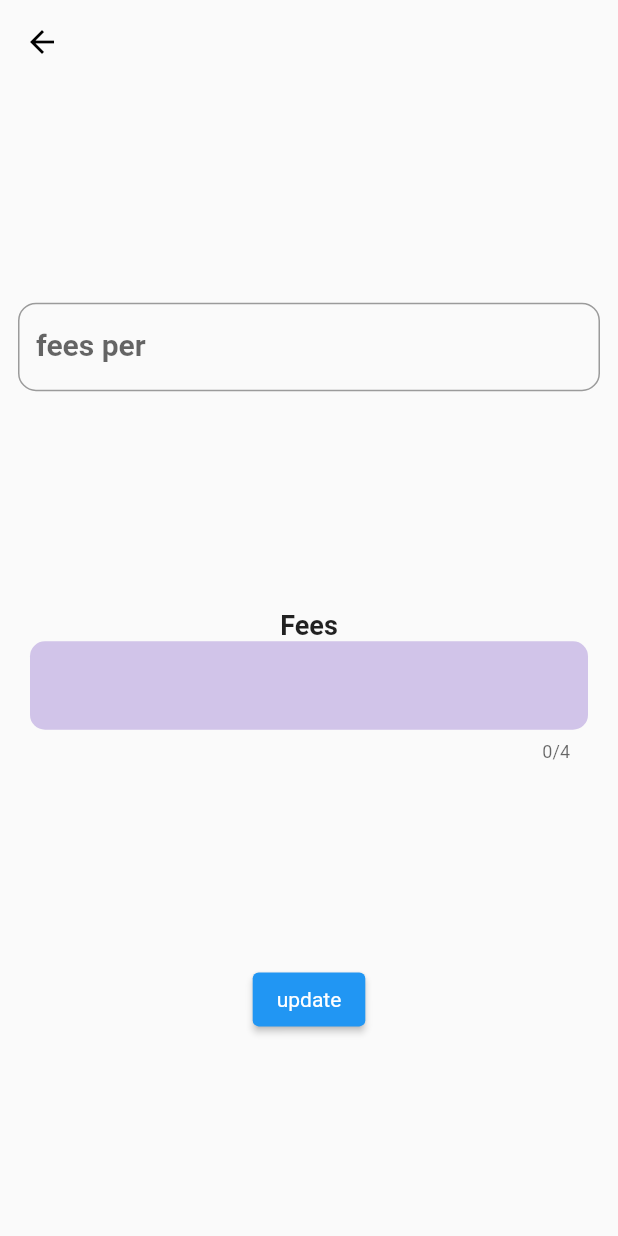
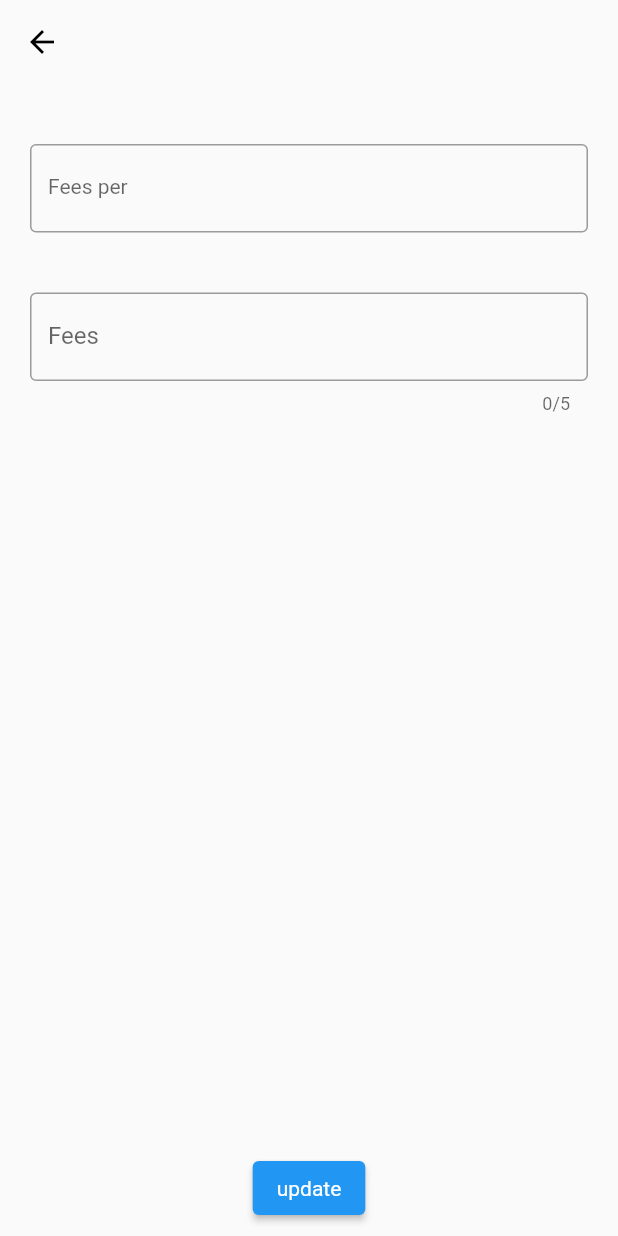
Before and after one commit to withewolf-dev/freelance-nahor, a Flutter app: the ChangeFeesPage screen opened by its route, on a phone screen of 412 x 824 dp. Run offline on Flutter 3.47's test engine with Material 2 defaults, Android fonts, the phone set to English and light mode, and no system bars; drawn by our look-alikes of flutter_typeahead; our stand-ins replace auto_route, bloc, carousel_slider, cloud_firestore, firebase_auth, firebase_core and 4 more; accounts and stored records are empty.

Commit message:
updatedocs bloc

```diff
--- /dev/null
+++ b/lib/bloc/update_bloc/updatedoc_event.dart
@@ -0,0 +1,4 @@
+part of 'updatedoc_bloc.dart';
+
+@immutable
+abstract class UpdatedocEvent {}
--- /dev/null
+++ b/lib/bloc/update_bloc/updatedoc_state.dart
@@ -0,0 +1,6 @@
+part of 'updatedoc_bloc.dart';
+
+@immutable
+abstract class UpdatedocState {}
+
+class UpdatedocInitial extends UpdatedocState {}
--- a/lib/main.dart
+++ b/lib/main.dart
@@ -9,6 +9,7 @@ import 'package:kilo/bloc/google_signIn/google_signin_bloc.dart';
 import 'package:kilo/bloc/logout_bloc/logout_bloc.dart';
 import 'package:kilo/bloc/phoneVerify/phoneverify_bloc.dart';
 import 'package:kilo/bloc/searchbloc/searchbloc_bloc.dart';
+import 'package:kilo/bloc/update_bloc/updatedoc_bloc.dart';
 
 Future<void> main() async {
   WidgetsFlutterBinding.ensureInitialized();
@@ -31,7 +32,9 @@ Future<void> main() async {
         create: (BuildContext context) => CategoryBloc(),
       ),
       BlocProvider<LogoutBloc>(create: (BuildContext context) => LogoutBloc()),
-      BlocProvider<SearchBloc>(create: (BuildContext context) => SearchBloc())
+      BlocProvider<SearchBloc>(create: (BuildContext context) => SearchBloc()),
+      BlocProvider<UpdatedocBloc>(
+          create: (BuildContext context) => UpdatedocBloc()),
     ],
     child: App(),
   )); // Initialize FlutterFire:
--- a/lib/pages/feedpage.dart
+++ b/lib/pages/feedpage.dart
@@ -1,7 +1,6 @@
 import 'package:firebase_auth/firebase_auth.dart';
 import 'package:flutter/foundation.dart';
 import 'package:flutter/material.dart';
-import 'package:kilo/pages/auth/auth_flow/hire/Untitled-1.dart';
 import 'package:kilo/widgets/custom-appbar.dart';
 import 'package:kilo/router/app_router.gr.dart';
 import 'package:auto_route/auto_route.dart';
--- a/lib/pages/settings/changefees.dart
+++ b/lib/pages/settings/changefees.dart
@@ -13,11 +13,10 @@ class ChangeFeesPage extends StatelessWidget {
   final String feeslabel = "Fees";
 
   final List<String> list = [
-    "computer",
-    "law",
-    "physics",
-    "chemistry",
-    "coomputer"
+    "days",
+    "hour",
+    "months",
+    "weekly",
   ];
 
   @override
@@ -26,19 +25,22 @@ class ChangeFeesPage extends StatelessWidget {
         appBar: UniversalAppBar(),
         body: SafeArea(
             child: Column(
-          mainAxisAlignment: MainAxisAlignment.spaceEvenly,
+          mainAxisAlignment: MainAxisAlignment.spaceBetween,
           children: [
+            Column(
+              children: [
+                SizedBox(
+                  height: 20,
+                ),
                 Padding(
-              padding: const EdgeInsets.all(12.0),
+                  padding: const EdgeInsets.all(20.0),
                   child: TypeAheadField(
                     textFieldConfiguration: TextFieldConfiguration(
                         controller: typeAheadController,
                         decoration: InputDecoration(
-                        border: OutlineInputBorder(
-                            borderRadius: BorderRadius.circular(12)),
-                        labelText: 'fees per',
-                        labelStyle: TextStyle(
-                            fontWeight: FontWeight.bold, fontSize: 20))),
+                            border: OutlineInputBorder(),
+                            labelText: 'Fees per',
+                            labelStyle: TextStyle(fontSize: 14))),
                     suggestionsCallback: (pattern) => list.where((item) =>
                         item.toLowerCase().contains(pattern.toLowerCase())),
                     itemBuilder: (context, suggestion) {
@@ -54,12 +56,20 @@ class ChangeFeesPage extends StatelessWidget {
                     },
                   ),
                 ),
+                SizedBox(
+                  height: 20,
+                ),
                 TextfieldCustom(
                   mycontroller: labelController,
                   label: feeslabel,
-              maxleng: 4,
+                  maxleng: 5,
                 ),
-            ElevatedButton(onPressed: () {}, child: Text("update"))
+              ],
+            ),
+            Padding(
+              padding: const EdgeInsets.all(8.0),
+              child: ElevatedButton(onPressed: () {}, child: Text("update")),
+            ),
           ],
         )));
   }
--- a/lib/widgets/settings/textfieldcustom.dart
+++ b/lib/widgets/settings/textfieldcustom.dart
@@ -21,25 +21,18 @@ class _TextfieldCustomState extends State<TextfieldCustom> {
   @override
   Widget build(BuildContext context) {
     return Column(
-      mainAxisSize: MainAxisSize.min,
       children: <Widget>[
-        Text(widget.label,
-            style: TextStyle(fontWeight: FontWeight.bold, fontSize: 18)),
         Padding(
           padding: EdgeInsets.symmetric(horizontal: 20),
           child: TextField(
             controller: widget.mycontroller,
             decoration: InputDecoration(
-              filled: true,
-              fillColor: Colors.deepPurple.shade100,
-              border: OutlineInputBorder(
-                borderRadius: BorderRadius.circular(10),
-                borderSide: BorderSide.none,
-              ),
+              focusColor: Colors.purple.shade400,
+              border: OutlineInputBorder(),
+              labelText: widget.label,
             ),
             maxLength: widget.maxleng != null ? widget.maxleng : null,
             maxLines: widget.maxline != null ? widget.maxline : null,
-            //keyboardType: TextInputType.number,
           ),
         )
       ],
```
Also changed, not shown: lib/bloc/update_bloc/updatedoc_bloc.dart (added, +18 -0 lines), lib/pages/settings/changebio.dart (+17 -4 lines), lib/widgets/feedpage/searchBox.dart (+4 -9 lines). Lines whose indentation alone changed are shown as unchanged.
